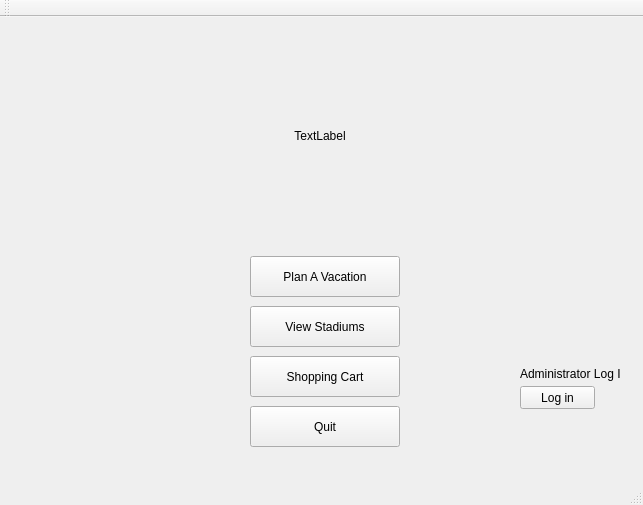
Qt form Stadium_Trip/mainwindow.ui (trucnguyen76/CS1D---Project-2) before a commit.
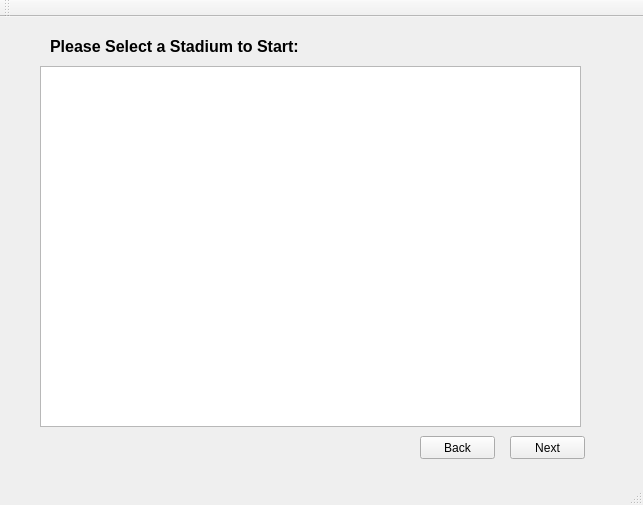
The same form after that commit. The open tabs and pages were chosen to show the change.

Commit message:
Finish Customize Trip
Finish Customize Shortest Trip using Dijkstra's

```diff
--- a/Stadium_Trip/mainwindow.ui
+++ b/Stadium_Trip/mainwindow.ui
@@ -591,6 +591,115 @@
       </property>
      </widget>
     </widget>
+    <widget class="QWidget" name="customizeShortestPage">
+     <widget class="QPushButton" name="pushButton_5">
+      <property name="geometry">
+       <rect>
+        <x>420</x>
+        <y>420</y>
+        <width>75</width>
+        <height>23</height>
+       </rect>
+      </property>
+      <property name="text">
+       <string>Back</string>
+      </property>
+     </widget>
+     <widget class="QLabel" name="label_2">
+      <property name="geometry">
+       <rect>
+        <x>50</x>
+        <y>20</y>
+        <width>351</width>
+        <height>21</height>
+       </rect>
+      </property>
+      <property name="font">
+       <font>
+        <pointsize>12</pointsize>
+        <weight>75</weight>
+        <bold>true</bold>
+       </font>
+      </property>
+      <property name="text">
+       <string>Please Select a Stadium to Start: </string>
+      </property>
+     </widget>
+     <widget class="QListWidget" name="customizeTripList">
+      <property name="geometry">
+       <rect>
+        <x>40</x>
+        <y>50</y>
+        <width>541</width>
+        <height>361</height>
+       </rect>
+      </property>
+      <property name="editTriggers">
+       <set>QAbstractItemView::NoEditTriggers</set>
+      </property>
+     </widget>
+     <widget class="QPushButton" name="pushButton_6">
+      <property name="geometry">
+       <rect>
+        <x>510</x>
+        <y>420</y>
+        <width>75</width>
+        <height>23</height>
+       </rect>
+      </property>
+      <property name="text">
+       <string>Next</string>
+      </property>
+     </widget>
+    </widget>
+    <widget class="QWidget" name="customizeShortestPage2">
+     <widget class="QTextBrowser" name="textBrowser_2">
+      <property name="geometry">
+       <rect>
+        <x>30</x>
+        <y>50</y>
+        <width>571</width>
+        <height>361</height>
+       </rect>
+      </property>
+      <property name="lineWrapMode">
+       <enum>QTextEdit::NoWrap</enum>
+      </property>
+     </widget>
+     <widget class="QPushButton" name="pushButton_7">
+      <property name="geometry">
+       <rect>
+        <x>510</x>
+        <y>420</y>
+        <width>75</width>
+        <height>23</height>
+       </rect>
+      </property>
+      <property name="text">
+       <string>Back</string>
+      </property>
+     </widget>
+     <widget class="QLabel" name="shortestTripPage2Label">
+      <property name="geometry">
+       <rect>
+        <x>30</x>
+        <y>20</y>
+        <width>521</width>
+        <height>16</height>
+       </rect>
+      </property>
+      <property name="font">
+       <font>
+        <pointsize>12</pointsize>
+        <weight>75</weight>
+        <bold>true</bold>
+       </font>
+      </property>
+      <property name="text">
+       <string>TextLabel</string>
+      </property>
+     </widget>
+    </widget>
    </widget>
   </widget>
   <widget class="QMenuBar" name="menuBar">
```
Left out of the diff: 2 changed lines with no effect on the pictures. The commit also changes 20 other files.
